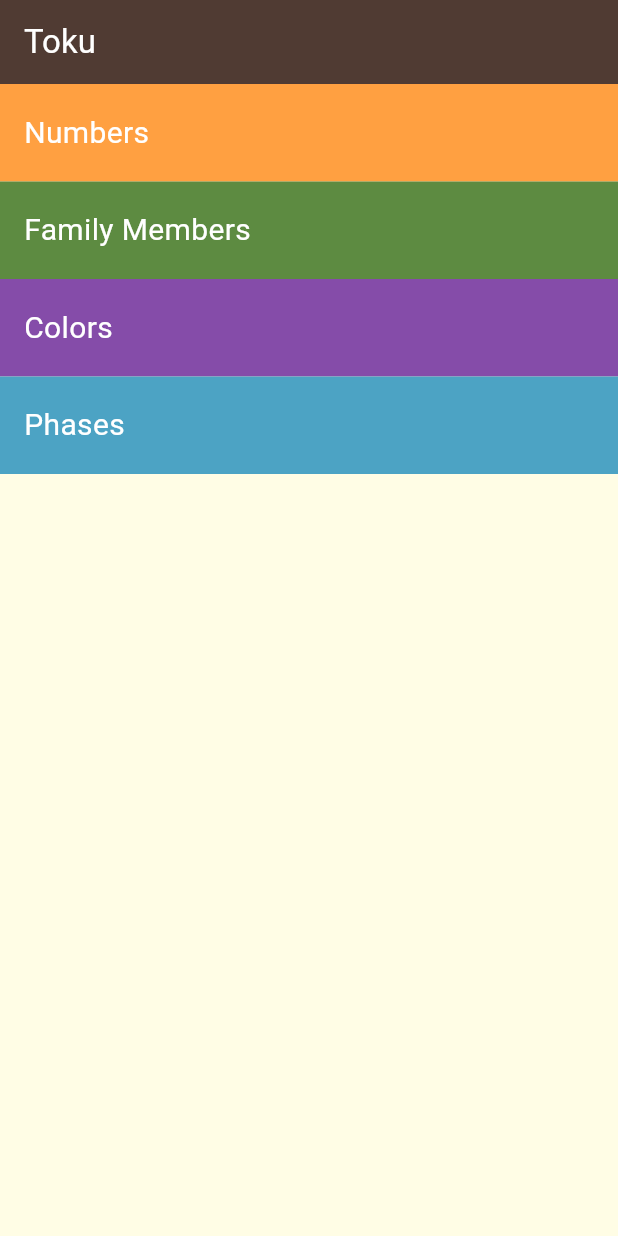
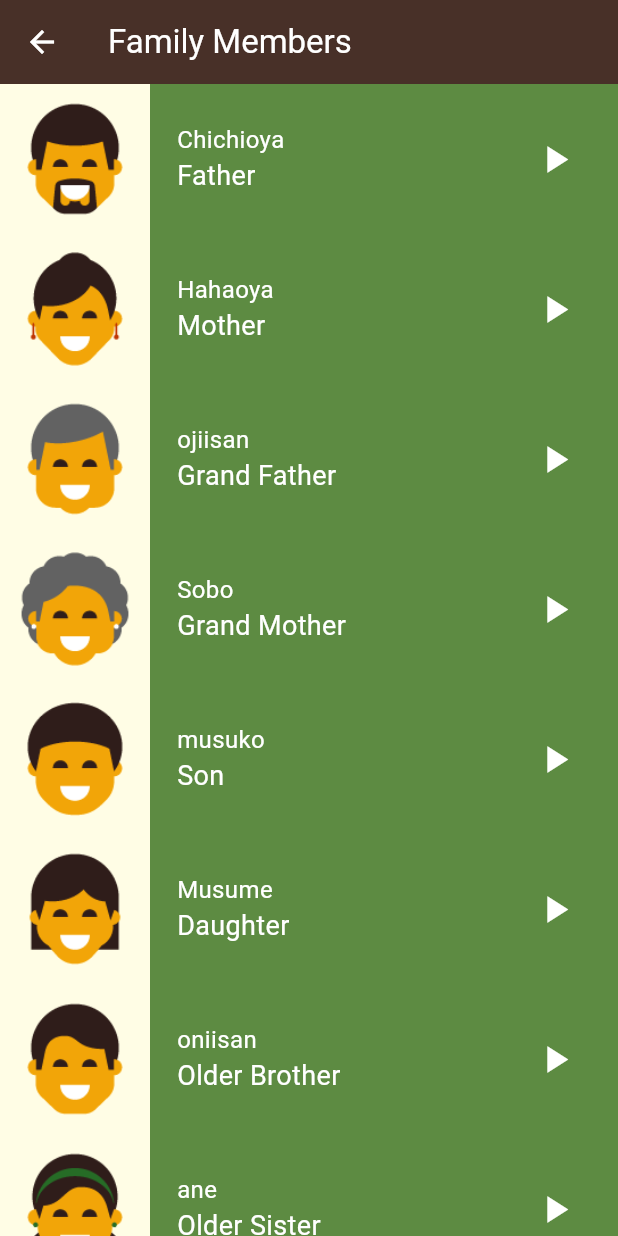
Before and after one commit to yasser-osamaa/Simple-Learning-App, a Flutter app: the screen it shows after launch, after a tap on "Family Members", on a phone screen of 412 x 824 dp. Run offline on Flutter 3.47's test engine with Material 3 defaults, Android fonts, the light colour scheme and no system bars; our stand-ins replace audioplayers.

Commit message:
finish the app with refactor

```diff
--- a/lib/components/category_item.dart
+++ /dev/null
@@ -1,28 +0,0 @@
-import 'package:flutter/material.dart';
-
-class Category extends StatelessWidget {
-  const Category({super.key, this.text, this.color, this.onTap});
-  final String? text;
-  final Color? color;
-  final VoidCallback? onTap;
-  @override
-  Widget build(BuildContext context) {
-    return GestureDetector(
-      onTap: onTap,
-      child: Container(
-        padding: const EdgeInsets.only(left: 16),
-        alignment: Alignment.centerLeft,
-        height: 65,
-        width: double.infinity,
-        color: color,
-        child: Text(
-          text!,
-          style: const TextStyle(
-            color: Colors.white,
-            fontSize: 20,
-          ),
-        ),
-      ),
-    );
-  }
-}
--- /dev/null
+++ b/lib/components/custom_container.dart
@@ -0,0 +1,39 @@
+import 'package:flutter/material.dart';
+
+class Category extends StatelessWidget {
+  const Category({super.key, this.text, this.color, this.onTap});
+  final String? text;
+  final Color? color;
+  final VoidCallback? onTap;
+  @override
+  Widget build(BuildContext context) {
+    return GestureDetector(
+      onTap: onTap,
+      child: Padding(
+        padding: const EdgeInsets.symmetric(horizontal: 30),
+        child: Container(
+          decoration: const BoxDecoration
+          (
+            borderRadius: BorderRadius.only(
+              topLeft: Radius.circular(40) ,
+              bottomRight:Radius.circular(40) ,
+
+            ),
+          ),
+          padding: const EdgeInsets.only(left: 16),
+          alignment: Alignment.centerLeft,
+          height: 65,
+          width: double.infinity,
+          color: color,
+          child: Text(
+            text!,
+            style: const TextStyle(
+              color: Colors.white,
+              fontSize: 20,
+            ),
+          ),
+        ),
+      ),
+    );
+  }
+}
--- /dev/null
+++ b/lib/components/item_information.dart
@@ -0,0 +1,54 @@
+import 'package:flutter/material.dart';
+import 'package:tokuapp/models/item.dart';
+
+class ItemInformation extends StatelessWidget {
+  const ItemInformation({super.key, required this.object});
+  final ItemModel object;
+  @override
+  Widget build(BuildContext context) {
+    return Row(
+      children: [
+        Padding(
+          padding: const EdgeInsets.only(left: 18),
+          child: Column(
+            mainAxisAlignment: MainAxisAlignment.center,
+            crossAxisAlignment: CrossAxisAlignment.start,
+            children: [
+              Text(
+                object.jpText,
+                style: const TextStyle(
+                  color: Colors.white,
+                  fontSize: 16,
+                ),
+              ),
+              Text(
+                object.enText,
+                style: const TextStyle(
+                  color: Colors.white,
+                  fontSize: 18,
+                ),
+              ),
+            ],
+          ),
+        ),
+        const Spacer(
+          flex: 1,
+        ),
+        Padding(
+          padding: const EdgeInsets.only(right: 18),
+          child: IconButton(
+            highlightColor: const Color(0xff503B33),
+            icon: const Icon(
+              Icons.play_arrow,
+              color: Colors.white,
+              size: 30,
+            ),
+            onPressed: () async {
+              object.playSound();
+            },
+          ),
+        ),
+      ],
+    );
+  }
+}
--- a/lib/components/item_number.dart
+++ b/lib/components/item_number.dart
@@ -1,57 +1,25 @@
 import 'package:flutter/material.dart';
+import 'package:tokuapp/components/item_information.dart';
 import 'package:tokuapp/models/item.dart';
 
 class ItemNumber extends StatelessWidget {
-  const ItemNumber({super.key, required this.object});
-  final Item object;
+  const ItemNumber({super.key, required this.object, required this.color});
+  final ItemModel object;
+  final Color color;
 
   @override
   Widget build(BuildContext context) {
     return Container(
       height: 100,
-      color: const Color(0xffFFA041),
+      color: color,
       child: Row(
         children: [
           Container(
             color: const Color(0xffFFFDE5),
-            child: Image.asset(object.image),
+            child: Image.asset(object.image!),
           ),
-          Padding(
-            padding: const EdgeInsets.only(left: 18),
-            child: Column(
-              mainAxisAlignment: MainAxisAlignment.center,
-              children: [
-                Text(
-                  object.jpText,
-                  style: const TextStyle(
-                    color: Colors.white,
-                    fontSize: 22,
-                  ),
-                ),
-                Text(
-                  object.enText,
-                  style: const TextStyle(
-                    color: Colors.white,
-                    fontSize: 22,
-                  ),
-                ),
-              ],
-            ),
-          ),
-          const Spacer(
-            flex: 1,
-          ),
-          Padding(
-            padding: const EdgeInsets.only(right: 18),
-            child: IconButton(
-              highlightColor: const Color(0xff503B33),
-              onPressed: () {},
-              icon: const Icon(
-                Icons.play_arrow,
-                color: Colors.white,
-                size: 30,
-              ),
-            ),
+          Expanded(
+            child: ItemInformation(object: object),
           ),
         ],
       ),
--- a/lib/models/item.dart
+++ b/lib/models/item.dart
@@ -1,6 +1,18 @@
-class Item {
-  final String image;
+import 'package:audioplayers/audioplayers.dart';
+
+class ItemModel {
+  final String? image;
   final String jpText;
   final String enText;
-  const Item({required this.image, required this.jpText, required this.enText});
+  final String sound;
+  const ItemModel(
+      {required this.sound,
+      this.image,
+      required this.jpText,
+      required this.enText});
+
+  void playSound() {
+    final player = AudioPlayer();
+    player.play(AssetSource(sound));
+  }
 }
--- /dev/null
+++ b/lib/screens/family_members_page.dart
@@ -0,0 +1,85 @@
+import 'package:flutter/material.dart';
+import 'package:tokuapp/components/item_number.dart';
+import 'package:tokuapp/models/item.dart';
+
+class FamilyMembers extends StatelessWidget {
+  const FamilyMembers({super.key});
+  //Item n1 = Item(sound: sound, image: image, jpText: jpText, enText: enText)
+  final List<ItemModel> members = const [
+    ItemModel(
+        sound: 'sounds/family_members/father.wav',
+        image: 'assets/images/family_members/family_father.png',
+        jpText: 'Chichioya',
+        enText: 'Father'),
+    ItemModel(
+        sound: 'sounds/family_members/mother.wav',
+        image: 'assets/images/family_members/family_mother.png',
+        jpText: 'Hahaoya',
+        enText: 'Mother'),
+    ItemModel(
+        sound: 'sounds/family_members/grand father.wav',
+        image: 'assets/images/family_members/family_grandfather.png',
+        jpText: 'ojiisan',
+        enText: 'Grand Father'),
+    ItemModel(
+        sound: 'sounds/family_members/grand mother.wav',
+        image: 'assets/images/family_members/family_grandmother.png',
+        jpText: 'Sobo',
+        enText: 'Grand Mother'),
+    ItemModel(
+        sound: 'sounds/family_members/son.wav',
+        image: 'assets/images/family_members/family_son.png',
+        jpText: 'musuko',
+        enText: 'Son'),
+    ItemModel(
+        sound: 'sounds/family_members/daughter.wav',
+        image: 'assets/images/family_members/family_daughter.png',
+        jpText: 'Musume',
+        enText: 'Daughter'),
+    ItemModel(
+        sound: 'sounds/family_members/older bother.wav',
+        image: 'assets/images/family_members/family_older_brother.png',
+        jpText: 'oniisan',
+        enText: 'Older Brother'),
+    ItemModel(
+        sound: 'sounds/family_members/older sister.wav',
+        image: 'assets/images/family_members/family_older_sister.png',
+        jpText: 'ane',
+        enText: 'Older Sister'),
+    ItemModel(
+        sound: 'sounds/family_members/younger brohter.wav',
+        image: 'assets/images/family_members/family_younger_brother.png',
+        jpText: 'otouto',
+        enText: 'younger brother'),
+    ItemModel(
+        sound: 'sounds/family_members/younger sister.wav',
+        image: 'assets/images/family_members/family_younger_sister.png',
+        jpText: 'imouto',
+        enText: 'younger sister'),
+  ];
+  @override
+  Widget build(BuildContext context) {
+    return Scaffold(
+      appBar: AppBar(
+        backgroundColor: const Color(0xff483028),
+        iconTheme: const IconThemeData(color: Colors.white),
+        title: const Text(
+          'Family Members',
+          style: TextStyle(
+            color: Colors.white,
+            fontSize: 22,
+          ),
+        ),
+      ),
+      body: ListView.builder(
+        itemCount: members.length,
+        itemBuilder: (context, index) {
+          return ItemNumber(
+            color: const Color(0xff5D8B42),
+            object: members[index],
+          );
+        },
+      ),
+    );
+  }
+}
--- a/lib/screens/home_page.dart
+++ b/lib/screens/home_page.dart
@@ -1,6 +1,9 @@
 import 'package:flutter/material.dart';
-import 'package:tokuapp/components/category_item.dart';
+import 'package:tokuapp/components/custom_container.dart';
+import 'package:tokuapp/screens/colors_page.dart';
+import 'package:tokuapp/screens/family_members_page.dart';
 import 'package:tokuapp/screens/numbers_page.dart';
+import 'package:tokuapp/screens/phrases_page.dart';
 
 class HomePage extends StatelessWidget {
   const HomePage({super.key});
@@ -8,7 +11,7 @@ class HomePage extends StatelessWidget {
   @override
   Widget build(BuildContext context) {
     return Scaffold(
-      backgroundColor: const Color(0xffFFFDE5),
+      backgroundColor: const Color(0xffFDF5DA),
       appBar: AppBar(
         title: const Text(
           'Toku',
@@ -19,6 +22,7 @@ class HomePage extends StatelessWidget {
         backgroundColor: const Color(0xff503B33),
       ),
       body: Column(
+        mainAxisAlignment: MainAxisAlignment.spaceEvenly,
         children: [
           Category(
             onTap: () {
@@ -35,18 +39,41 @@ class HomePage extends StatelessWidget {
             color: const Color(0xffFFA041),
           ),
           Category(
-            onTap: () {},
+            onTap: () {
+              Navigator.push(
+                context,
+                MaterialPageRoute(builder: (context) {
+                  return const FamilyMembers();
+                }),
+              );
+            },
             text: 'Family Members',
             color: const Color(0xff5D8B41),
           ),
           Category(
-            onTap: () {},
+            onTap: () {
+              Navigator.push(
+                context,
+                MaterialPageRoute(builder: (context) {
+                  return const ColorPage();
+                }),
+              );
+            },
             text: 'Colors',
             color: const Color(0xff854CA9),
           ),
           Category(
-            onTap: () {},
-            text: 'Phases',
+            onTap: () {
+              Navigator.push(
+                context,
+                MaterialPageRoute(
+                  builder: (context) {
+                    return const Phases();
+                  },
+                ),
+              );
+            },
+            text: 'Phrases',
             color: const Color(0xff4CA3C4),
           ),
         ],
--- a/pubspec.yaml
+++ b/pubspec.yaml
@@ -30,6 +30,7 @@ environment:
 dependencies:
   flutter:
     sdk: flutter
+  audioplayers: ^6.0.0
 
 
   # The following adds the Cupertino Icons font to your application.
@@ -63,6 +64,10 @@ flutter:
     - assets/images/numbers/
     - assets/images/family_members/
     - assets/images/colors/
+    - assets/sounds/numbers/
+    - assets/sounds/colors/
+    - assets/sounds/family_members/
+    - assets/sounds/phrases/
   # An image asset can refer to one or more resolution-specific "variants", see
   # https://flutter.dev/assets-and-images/#resolution-aware
 
```
Also changed, not shown: lib/components/phrase.dart (added, +20 -0 lines), lib/screens/colors_page.dart (added, +75 -0 lines), lib/screens/numbers_page.dart (+35 -23 lines), lib/screens/phrases_page.dart (added, +78 -0 lines), lib/main.dart (line endings or trailing spaces), pubspec.lock, 7 other files.
